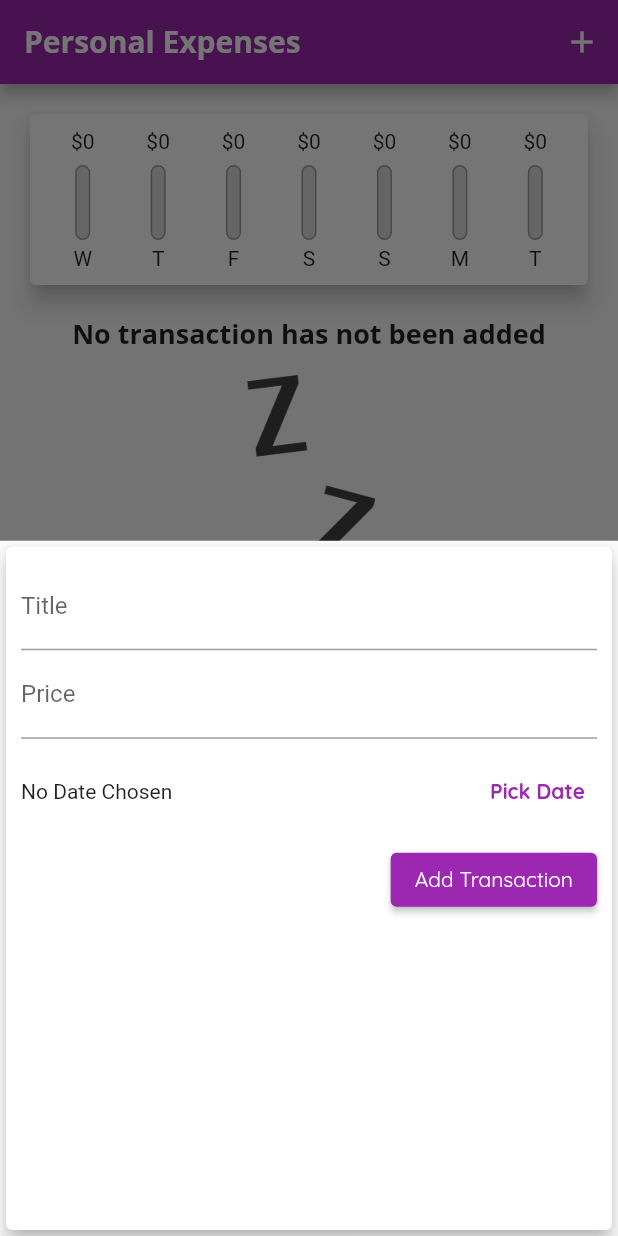
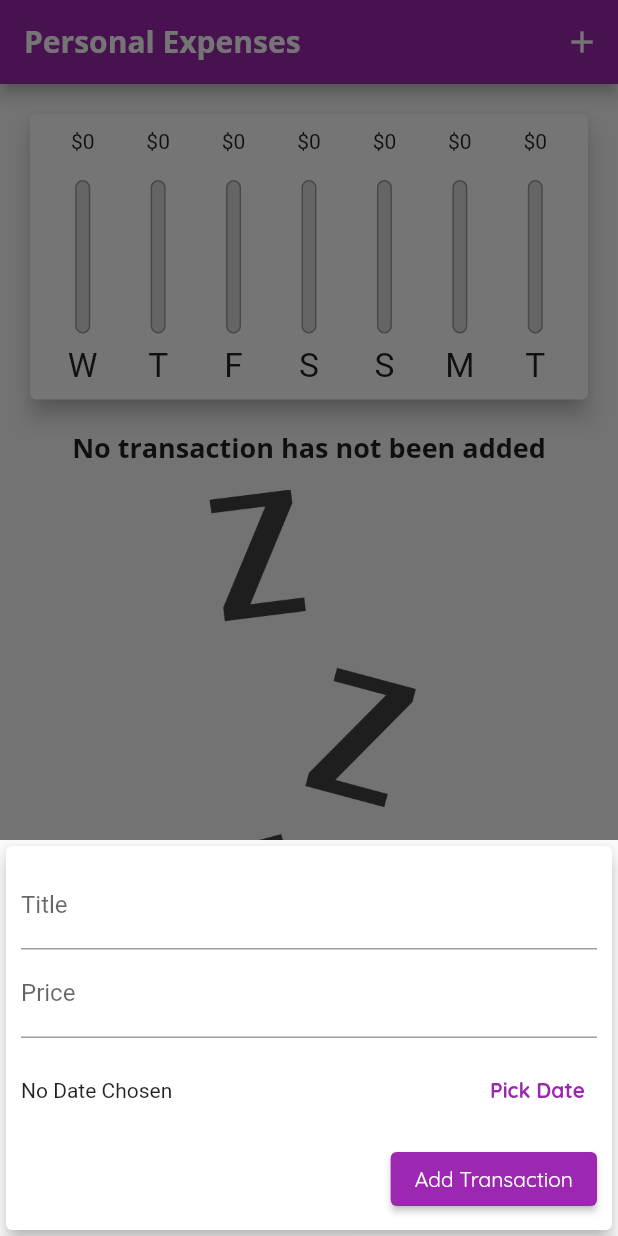
Before and after one commit to Rokon-556/weekly_expense_planner, a Flutter app: the screen it shows after launch, after a tap on the "add" icon, on a phone screen of 412 x 824 dp. Run offline on Flutter 3.47's test engine with Material 2 defaults, Android fonts, the phone set to English and light mode, and no system bars.

Commit message:
responsive and adaptive ui

```diff
--- a/lib/main.dart
+++ b/lib/main.dart
@@ -1,6 +1,9 @@
+import 'dart:io';
+
 import 'package:expense_planner/widgets/chart.dart';
 import 'package:expense_planner/widgets/new_transaction.dart';
 import 'package:expense_planner/widgets/transaction_list.dart';
+import 'package:flutter/cupertino.dart';
 
 import 'package:flutter/material.dart';
 
@@ -27,7 +30,8 @@ class MyApp extends StatelessWidget {
             headline6: const TextStyle(
                 fontFamily: 'OpenSans',
                 fontWeight: FontWeight.bold,
-                fontSize: 18),button: const TextStyle(color: Colors.white)),
+                fontSize: 18),
+            button: const TextStyle(color: Colors.white)),
         appBarTheme: AppBarTheme(
           toolbarTextStyle: ThemeData.light()
               .textTheme
@@ -87,7 +91,7 @@ class _MyHomePageState extends State<MyHomePage> {
     }).toList();
   }
 
-  void _addTransaction(String txTitle, double txAmount,DateTime chosenDate) {
+  void _addTransaction(String txTitle, double txAmount, DateTime chosenDate) {
     final newTransaction = Transaction(
       id: DateTime.now().toString(),
       title: txTitle,
@@ -111,39 +115,106 @@ class _MyHomePageState extends State<MyHomePage> {
         });
   }
 
-  void _deleteTransaction(String id){
+  void _deleteTransaction(String id) {
     setState(() {
-      _userTransactions.removeWhere((element) => element.id==id);
+      _userTransactions.removeWhere((element) => element.id == id);
     });
   }
 
+  bool _showChart = false;
+
   @override
   Widget build(BuildContext context) {
-    return Scaffold(
-      appBar: AppBar(
+    final PreferredSizeWidget appBar = Platform.isIOS
+        ? CupertinoNavigationBar(
+            middle: const Text('Personal Expenses'),
+            trailing: Row(
+            mainAxisSize: MainAxisSize.min,
+            children: [
+              CupertinoButton(
+                onPressed: () =>  _startAddingNewTransaction(context),
+                child: const Icon(CupertinoIcons.add),
+              )
+            ],
+          ),
+          )
+        : AppBar(
             title: const Text('Personal Expenses'),
             actions: [
               IconButton(
                   onPressed: () => _startAddingNewTransaction(context),
                   icon: const Icon(Icons.add))
             ],
-      ),
-      body: SingleChildScrollView(
+          ) as PreferredSizeWidget;
+    final media = MediaQuery.of(context);
+    final isLandscape = media.orientation == Orientation.landscape;
+    final listWidget = Container(
+      height: (media.size.height -
+              appBar.preferredSize.height -
+              media.padding.top) *
+          0.7,
+      child: TransactionList(_userTransactions, deleteTx: _deleteTransaction),
+    );
+
+    final pageBody =  SafeArea(child:  SingleChildScrollView(
       child: Column(
         //mainAxisAlignment: MainAxisAlignment.spaceEvenly,
         crossAxisAlignment: CrossAxisAlignment.stretch,
         children: [
-           Chart(recentTransactions: _recentTransaction),
-            //TransactionList(_userTransactions,_deleteTransaction),
-            TransactionList(_userTransactions, deleteTx: _deleteTransaction)
+          if (isLandscape)
+            Row(
+              mainAxisAlignment: MainAxisAlignment.center,
+              children: [
+                 Text('Switch',style: Theme.of(context).textTheme.headline6,),
+                Switch.adaptive(
+                    activeColor: Theme.of(context).accentColor,
+                    value: _showChart,
+                    onChanged: (val) {
+                      setState(() {
+                        _showChart = val;
+                      });
+                    }),
               ],
             ),
+          if (!isLandscape)
+            Container(
+              height: (media.size.height -
+                      appBar.preferredSize.height -
+                      media.padding.top) *
+                  0.3,
+              child: Chart(recentTransactions: _recentTransaction),
             ),
-      floatingActionButton: FloatingActionButton(
+          if (!isLandscape) listWidget,
+          if (isLandscape)
+            _showChart
+                ? Container(
+                    height: (media.size.height -
+                            appBar.preferredSize.height -
+                            media.padding.top) *
+                        0.7,
+                    child: Chart(recentTransactions: _recentTransaction),
+                  )
+                : listWidget,
+          //TransactionList(_userTransactions,_deleteTransaction),
+        ],
+      ),
+    ),);
+    return Platform.isIOS
+        ? CupertinoPageScaffold(
+            child: pageBody,
+            navigationBar: appBar as ObstructingPreferredSizeWidget,
+          )
+        : Scaffold(
+            appBar: appBar,
+            body: pageBody,
+            floatingActionButton: Platform.isIOS
+                ? Container()
+                : FloatingActionButton(
                     onPressed: () => _startAddingNewTransaction(context),
                     child: const Icon(Icons.add),
                   ),
-      floatingActionButtonLocation: FloatingActionButtonLocation.centerFloat,
+            floatingActionButtonLocation:
+                FloatingActionButtonLocation.centerFloat,
           );
   }
 }
--- a/lib/widgets/chart_bar.dart
+++ b/lib/widgets/chart_bar.dart
@@ -14,14 +14,15 @@ class ChartBar extends StatelessWidget {
 
   @override
   Widget build(BuildContext context) {
-    return Column(
+    return LayoutBuilder(builder: (context,constraints){
+      return Column(
       children: [
-        FittedBox(child: Container(height: 20,child: Text('\$${spendedAmount.toStringAsFixed(0)}'))),
-        const SizedBox(
-          height: 4,
+        FittedBox(child: Container(height: constraints.maxHeight*0.15,child: Text('\$${spendedAmount.toStringAsFixed(0)}'))),
+         SizedBox(
+          height: constraints.maxHeight*0.05,
         ),
         Container(
-          height: 50,
+          height: constraints.maxHeight*0.6,
           width: 10,
           child: Stack(children: [
             Container(
@@ -41,11 +42,12 @@ class ChartBar extends StatelessWidget {
             )
           ]),
         ),
-        const SizedBox(
-          height: 4,
+         SizedBox(
+          height: constraints.maxHeight*0.05,
         ),
-        Text(label),
+        Container(height: constraints.maxHeight*0.15,child: FittedBox(child: Text(label),),),
       ],
     );
+    });
   }
 }
--- a/lib/widgets/new_transaction.dart
+++ b/lib/widgets/new_transaction.dart
@@ -1,5 +1,6 @@
-import 'dart:ui';
+import 'dart:io';
 
+import 'package:flutter/cupertino.dart';
 import 'package:flutter/material.dart';
 import 'package:intl/intl.dart';
 
@@ -13,45 +14,55 @@ class NewTransaction extends StatefulWidget {
 }
 
 class _NewTransactionState extends State<NewTransaction> {
-    final _titleController=TextEditingController();
+  final _titleController = TextEditingController();
 
-    final _amountController=TextEditingController();
+  final _amountController = TextEditingController();
 
   DateTime? _selectedDay;
 
-    void _submittedData(){
-
-if(_amountController.text.isEmpty){
+  void _submittedData() {
+    if (_amountController.text.isEmpty) {
       return;
     }
 
-      final enteredTitle=_titleController.text;
-      final enteredAmount=double.parse(_amountController.text);
-      if(enteredTitle.isEmpty || enteredAmount<=0  || _selectedDay==null){
+    final enteredTitle = _titleController.text;
+    final enteredAmount = double.parse(_amountController.text);
+    if (enteredTitle.isEmpty || enteredAmount <= 0 || _selectedDay == null) {
       return;
     }
-      widget.addTX(_titleController.text,double.parse(_amountController.text),_selectedDay);
+    widget.addTX(_titleController.text, double.parse(_amountController.text),
+        _selectedDay);
     Navigator.of(context).pop();
   }
 
-   void _datePicker(){
-    showDatePicker(context: context, initialDate: DateTime.now(), firstDate: DateTime(2020), lastDate: DateTime.now(),).then((value) {
-      if(value==null){
+  void _datePicker() {
+    showDatePicker(
+      context: context,
+      initialDate: DateTime.now(),
+      firstDate: DateTime(2020),
+      lastDate: DateTime.now(),
+    ).then((value) {
+      if (value == null) {
         return;
       }
       setState(() {
-        _selectedDay=value;
+        _selectedDay = value;
       });
     });
   }
 
   @override
   Widget build(BuildContext context) {
-
-    return Card(
+    return SingleChildScrollView(
+      child: Card(
         elevation: 5,
         child: Container(
-                padding: const EdgeInsets.all(10.0),
+            padding: EdgeInsets.only(
+              top: 10,
+              right: 10,
+              left: 10,
+              bottom: MediaQuery.of(context).viewInsets.bottom + 10,
+            ),
             child: Column(
               crossAxisAlignment: CrossAxisAlignment.end,
               children: [
@@ -60,7 +71,7 @@ if(_amountController.text.isEmpty){
                     label: Text('Title'),
                   ),
                   controller: _titleController,
-                      onSubmitted: (_)=>_submittedData(),
+                  onSubmitted: (_) => _submittedData(),
                 ),
                 TextField(
                   decoration: const InputDecoration(
@@ -68,12 +79,38 @@ if(_amountController.text.isEmpty){
                   ),
                   controller: _amountController,
                   keyboardType: TextInputType.number,
-                      onSubmitted: (_)=>_submittedData(),
+                  onSubmitted: (_) => _submittedData(),
                 ),
-                    Container(height: 70,child: Row(children: [
-                     Expanded(child: Text( _selectedDay==null? 'No Date Chosen': 'Selected Date: ${DateFormat.yMd().format(_selectedDay!)}')),
-                      TextButton(onPressed:_datePicker, child: Text('Pick Date',style: TextStyle(fontWeight: FontWeight.bold,color: Theme.of(context).primaryColor),))
-                    ]),),
+                Container(
+                  height: 70,
+                  child: Row(
+                    children: [
+                      Expanded(
+                          child: Text(_selectedDay == null
+                              ? 'No Date Chosen'
+                              : 'Selected Date: ${DateFormat.yMd().format(_selectedDay!)}')),
+                      Platform.isIOS
+                          ? CupertinoButton(
+                              onPressed: _datePicker,
+                              child: Text(
+                                'Pick Date',
+                                style: TextStyle(
+                                    fontWeight: FontWeight.bold,
+                                    color: Theme.of(context).primaryColor),
+                              ),
+                            )
+                          : TextButton(
+                              onPressed: _datePicker,
+                              child: Text(
+                                'Pick Date',
+                                style: TextStyle(
+                                    fontWeight: FontWeight.bold,
+                                    color: Theme.of(context).primaryColor),
+                              ),
+                            ),
+                    ],
+                  ),
+                ),
                 ElevatedButton(
                   onPressed: _submittedData,
                   style: ElevatedButton.styleFrom(
@@ -87,6 +124,7 @@ if(_amountController.text.isEmpty){
                 ),
               ],
             )),
+      ),
     );
   }
 }
--- a/lib/widgets/transaction_list.dart
+++ b/lib/widgets/transaction_list.dart
@@ -10,10 +10,9 @@ class TransactionList extends StatelessWidget {
 
   @override
   Widget build(BuildContext context) {
-    return Container(
-      height: 300,
-      child: transactions.isEmpty
-          ? Column(
+    return transactions.isEmpty
+        ? LayoutBuilder(builder: (context, constraints) {
+            return Column(
               children: [
                 Text(
                   'No transaction has not been added',
@@ -23,20 +22,20 @@ class TransactionList extends StatelessWidget {
                   height: 15.0,
                 ),
                 Container(
-                  height: 200,
+                  height: constraints.maxHeight * 0.6,
                   child: Image.asset(
                     'assets/images/waiting.png',
                     fit: BoxFit.cover,
                   ),
                 )
               ],
-            )
+            );
+          })
         : ListView.builder(
             itemBuilder: (context, index) {
               return Card(
                 elevation: 5,
-                  margin:
-                      const EdgeInsets.symmetric(horizontal: 6, vertical: 5),
+                margin: const EdgeInsets.symmetric(horizontal: 6, vertical: 5),
                 child: ListTile(
                   leading: CircleAvatar(
                     radius: 30,
@@ -54,7 +53,13 @@ class TransactionList extends StatelessWidget {
                   subtitle: Text(
                     DateFormat.yMMMd().format(transactions[index].date),
                   ),
-                    trailing: IconButton(
+                  trailing: MediaQuery.of(context).size.width > 460
+                      ? TextButton.icon(
+                          onPressed: () => deleteTx(transactions[index].id),
+                          icon:  Icon(Icons.delete, color: Theme.of(context).errorColor,),
+                          label: Text('Delete', style: TextStyle( color: Theme.of(context).errorColor,),),
+                        )
+                      : IconButton(
                           onPressed: () => deleteTx(transactions[index].id),
                           icon: Icon(
                             Icons.delete,
@@ -64,7 +69,6 @@ class TransactionList extends StatelessWidget {
               );
             },
             itemCount: transactions.length,
-            ),
           );
   }
 }
```
Lines whose indentation alone changed are shown as unchanged.
